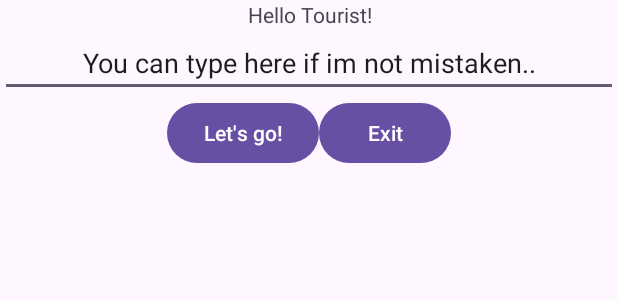
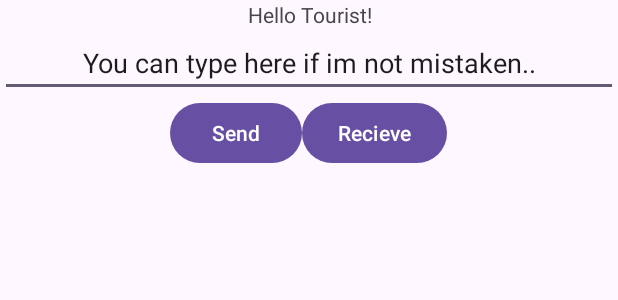
Before and after one commit to Harryhun/Tournet_BME, an Android app: the layout activity_main.xml on its own in the app's theme, with its tools: preview values and no code run, on a phone screen of 412 x 824 dp. Shown: the top 300 px of the screen. Run offline under Robolectric (Android 15) with nearby library versions, the phone set to English and light mode, and no system bars.

Commit message:
demo done

```diff
--- a/Android_part/app/build.gradle.kts
+++ b/Android_part/app/build.gradle.kts
@@ -45,6 +45,7 @@ dependencies {
     implementation("com.google.android.material:material:1.9.0")
     implementation("androidx.constraintlayout:constraintlayout:2.1.4")
     implementation("androidx.core:core-splashscreen:1.0.0")
+    implementation ("io.socket:socket.io-client:2.0.0")
     testImplementation("junit:junit:4.13.2")
     androidTestImplementation("androidx.test.ext:junit:1.1.5")
     androidTestImplementation("androidx.test.espresso:espresso-core:3.5.1")
--- a/Android_part/app/src/main/AndroidManifest.xml
+++ b/Android_part/app/src/main/AndroidManifest.xml
@@ -1,6 +1,7 @@
 <?xml version="1.0" encoding="utf-8"?>
 <manifest xmlns:android="http://schemas.android.com/apk/res/android"
     xmlns:tools="http://schemas.android.com/tools">
+    <uses-permission android:name="android.permission.INTERNET" />
 
     <application
         android:allowBackup="true"
@@ -11,6 +12,7 @@
         android:roundIcon="@mipmap/ic_tourist3_round"
         android:supportsRtl="true"
         android:theme="@style/Theme.App_frontend"
+        android:usesCleartextTraffic="true"
         tools:targetApi="31">
         <activity
             android:name=".MainActivity"
--- a/Android_part/app/src/main/res/layout/activity_main.xml
+++ b/Android_part/app/src/main/res/layout/activity_main.xml
@@ -8,16 +8,19 @@
     tools:context=".MainActivity">
 
     <TextView
+        android:id="@+id/output"
         android:layout_width="match_parent"
         android:layout_height="wrap_content"
         android:gravity="center"
         android:text="@string/hello_tourist" />
+
     <EditText
+        android:id="@+id/input"
         android:layout_width="match_parent"
         android:layout_height="wrap_content"
+        android:gravity="center"
         android:singleLine="true"
-        android:gravity="center"
-        android:text="@string/input"/>
+        android:text="@string/input" />
 
     <LinearLayout
         android:layout_width="match_parent"
--- a/Android_part/app/src/main/res/values/strings.xml
+++ b/Android_part/app/src/main/res/values/strings.xml
@@ -1,7 +1,7 @@
 <resources>
     <string name="app_name">App_frontend</string>
     <string name="hello_tourist">Hello Tourist!</string>
-    <string name="go">Let\'s go!</string>
-    <string name="exit">Exit</string>
+    <string name="go">Send</string>
+    <string name="exit">Recieve</string>
     <string name="input">You can type here if im not mistaken..</string>
 </resources>
```
Also changed, not shown: Android_part/app/src/main/java/hu/bme/aut/android/app_frontend/MainActivity.kt (+19 -0 lines).
